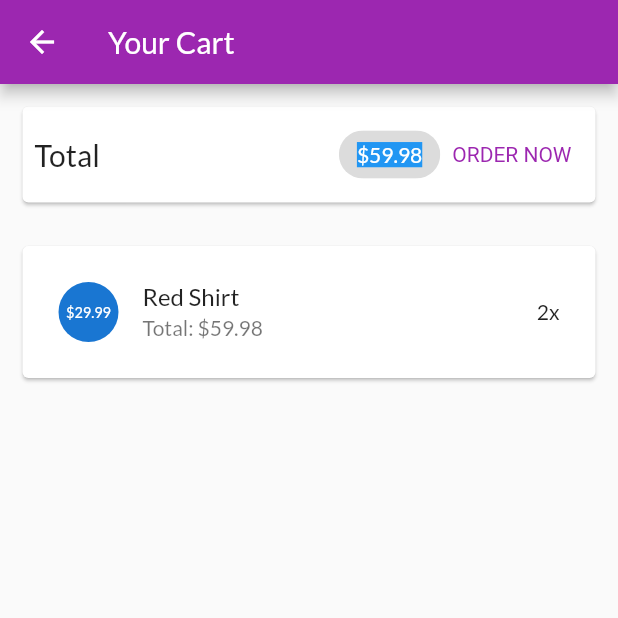
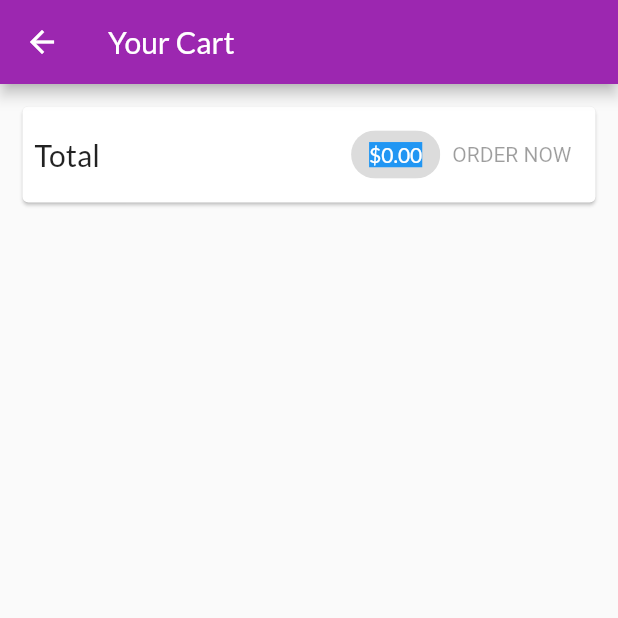
Before and after one commit to Kien221/CT484, a Flutter app: the CartScreen screen opened by its route, after a tap on "ORDER NOW", on a phone screen of 412 x 824 dp, the top half of it. Run offline on Flutter 3.47's test engine with Material 2 defaults, Android fonts, the phone set to English and light mode, and no system bars; network calls fail.

Commit message:
Quan ly trang thai voi provider - OrdersManager

```diff
--- a/lib/main.dart
+++ b/lib/main.dart
@@ -19,6 +19,9 @@ class MyApp extends StatelessWidget {
         ),
         ChangeNotifierProvider(
           create: (ctx) => CartManager(),
+        ),
+        ChangeNotifierProvider(
+          create: (ctx) => OrdersManager(),
         ),
       ],
       child: MaterialApp(
--- a/lib/ui/cart/cart_screen.dart
+++ b/lib/ui/cart/cart_screen.dart
@@ -1,4 +1,5 @@
 import 'package:flutter/material.dart';
+import 'package:myshop/ui/orders/order_manager.dart';
 import 'cart_item_card.dart';
 import 'cart_manager.dart';
 import 'package:provider/provider.dart';
@@ -55,9 +56,15 @@ class CartScreen extends StatelessWidget {
               ),
             ),
             TextButton(
-              onPressed: () {
-                print('An order has been added');
-              },
+              onPressed: cart.totalAmount <= 0
+                  ? null
+                  : () {
+                      context.read<OrdersManager>().addOrder(
+                            cart.products,
+                            cart.totalAmount,
+                          );
+                      cart.clear();
+                    },
               style: TextButton.styleFrom(
                   textStyle: TextStyle(
                 color: Theme.of(context).primaryColor,
--- a/lib/ui/orders/order_manager.dart
+++ b/lib/ui/orders/order_manager.dart
@@ -1,6 +1,7 @@
 import 'package:flutter/material.dart';
 import '../../models/order_item.dart';
 import '../../models/cart_item.dart';
+import 'package:flutter/foundation.dart';
 
 class OrdersManager with ChangeNotifier {
   final List<OrderItem> _orders = [
@@ -25,4 +26,17 @@ class OrdersManager with ChangeNotifier {
   List<OrderItem> get orders {
     return [..._orders];
   }
+
+  void addOrder(List<CartItem> cartProducts, double total) async {
+    _orders.insert(
+      0,
+      OrderItem(
+        id: 'o${DateTime.now().toIso8601String()}',
+        amount: total,
+        products: cartProducts,
+        dateTime: DateTime.now(),
+      ),
+    );
+    notifyListeners();
+  }
 }
--- a/lib/ui/orders/orders_screen.dart
+++ b/lib/ui/orders/orders_screen.dart
@@ -2,6 +2,7 @@ import 'package:flutter/material.dart';
 import 'order_manager.dart';
 import '../orders/order_item_cart.dart';
 import '../shared/app_drawer.dart';
+import 'package:provider/provider.dart';
 
 class OrdersScreen extends StatelessWidget {
   static const routeName = '/orders';
@@ -10,16 +11,17 @@ class OrdersScreen extends StatelessWidget {
   @override
   Widget build(BuildContext context) {
     print('building orders');
-    final ordersManager = OrdersManager();
     return Scaffold(
       appBar: AppBar(
         title: const Text('Your Orders'),
       ),
       drawer: const AppDrawer(),
-      body: ListView.builder(
-        itemCount: ordersManager.orderCount,
-        itemBuilder: (ctx, i) => OrderItemCart(ordersManager.orders[i]),
-      ),
+      body: Consumer<OrdersManager>(builder: (ctx, ordersManager, child) {
+        return ListView.builder(
+          itemCount: ordersManager.orderCount,
+          itemBuilder: (ctx, i) => OrderItemCart(ordersManager.orders[i]),
+        );
+      }),
     );
   }
 }
```
